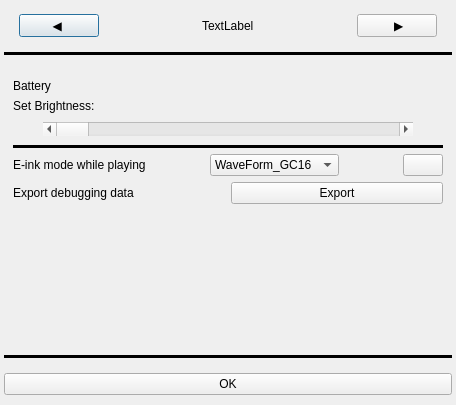
Qt form components/settings.ui (Szybet/sanki) before a commit.
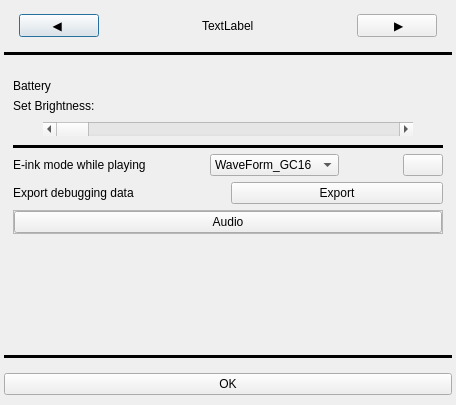
The same form after that commit. The open tabs and pages were chosen to show the change. Icons and pictures are not drawn.

Commit message: audio support

```diff
--- a/components/settings.ui
+++ b/components/settings.ui
@@ -296,6 +296,44 @@
          </item>
         </layout>
        </item>
+       <item>
+        <widget class="QFrame" name="frame">
+         <property name="frameShape">
+          <enum>QFrame::StyledPanel</enum>
+         </property>
+         <property name="frameShadow">
+          <enum>QFrame::Plain</enum>
+         </property>
+         <layout class="QGridLayout" name="gridLayout">
+          <property name="leftMargin">
+           <number>0</number>
+          </property>
+          <property name="topMargin">
+           <number>0</number>
+          </property>
+          <property name="rightMargin">
+           <number>0</number>
+          </property>
+          <property name="bottomMargin">
+           <number>0</number>
+          </property>
+          <property name="spacing">
+           <number>0</number>
+          </property>
+          <item row="0" column="0">
+           <widget class="QPushButton" name="audioButton">
+            <property name="text">
+             <string>Audio</string>
+            </property>
+            <property name="icon">
+             <iconset resource="../Resources/sanki.qrc">
+              <normaloff>:/icons/music-note.png</normaloff>:/icons/music-note.png</iconset>
+            </property>
+           </widget>
+          </item>
+         </layout>
+        </widget>
+       </item>
        <item>
         <spacer name="verticalSpacer">
          <property name="orientation">
```
Left out of the diff: 2 changed lines with no effect on the pictures. The commit also changes 27 other files.
